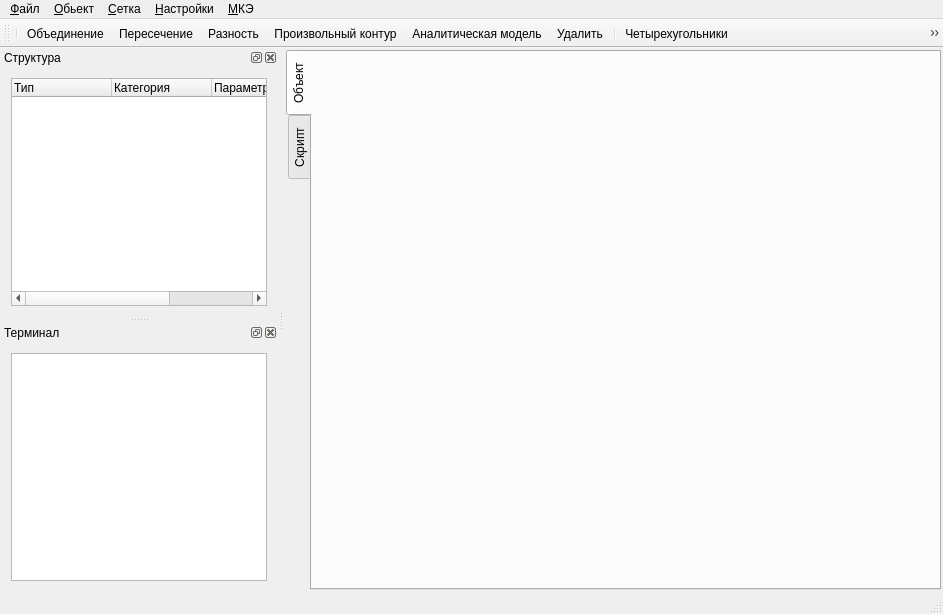
The window that qzcad/mainwindow.ui (qzcad/qzcad-tree) describes before a commit, drawn with Qt 5.
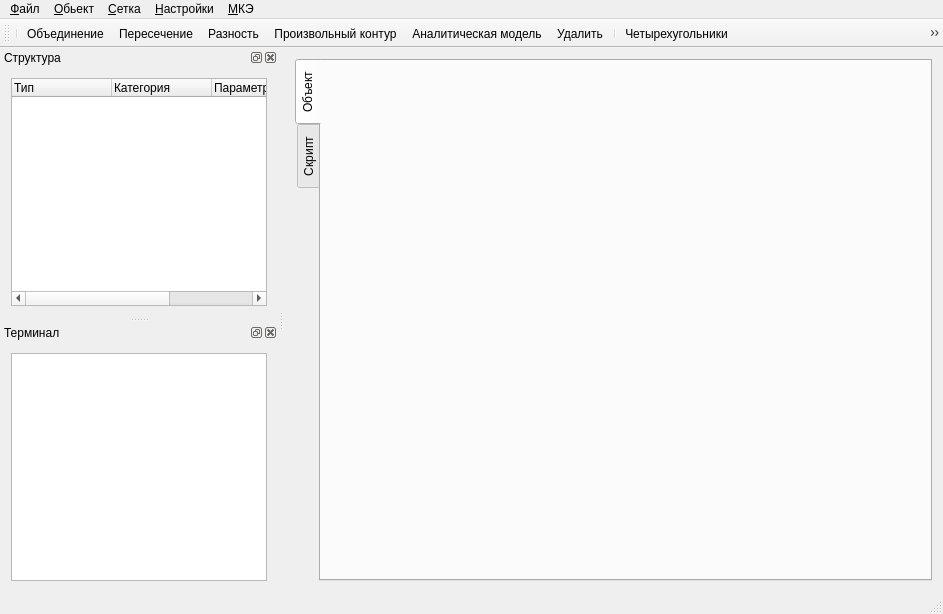
The same window after the commit. Icons and pictures are not drawn. Custom widgets are drawn as their Qt base class.

Commit message: Добавлен редактор скриптов для ввода моделей на главной форме

```diff
--- a/qzcad/mainwindow.ui
+++ b/qzcad/mainwindow.ui
@@ -19,21 +19,6 @@
   </property>
   <widget class="QWidget" name="centralWidget">
    <layout class="QVBoxLayout" name="verticalLayout_3">
-    <property name="spacing">
-     <number>2</number>
-    </property>
-    <property name="leftMargin">
-     <number>2</number>
-    </property>
-    <property name="topMargin">
-     <number>2</number>
-    </property>
-    <property name="rightMargin">
-     <number>2</number>
-    </property>
-    <property name="bottomMargin">
-     <number>2</number>
-    </property>
     <item>
      <widget class="QTabWidget" name="tabWidget">
       <property name="tabPosition">
@@ -47,21 +32,6 @@
         <string>Объект</string>
        </attribute>
        <layout class="QVBoxLayout" name="verticalLayout_4">
-        <property name="spacing">
-         <number>2</number>
-        </property>
-        <property name="leftMargin">
-         <number>2</number>
-        </property>
-        <property name="topMargin">
-         <number>2</number>
-        </property>
-        <property name="rightMargin">
-         <number>2</number>
-        </property>
-        <property name="bottomMargin">
-         <number>2</number>
-        </property>
         <item>
          <widget class="GLControlWidget" name="pictureControl" native="true"/>
         </item>
@@ -553,6 +523,12 @@
     <slot>activateDoubleBufferGL(bool)</slot>
    </slots>
   </customwidget>
+  <customwidget>
+   <class>CodeEditor</class>
+   <extends>QWidget</extends>
+   <header location="global">codeeditor.h</header>
+   <container>1</container>
+  </customwidget>
  </customwidgets>
  <resources>
   <include location="qzresources.qrc"/>
```
Left out of the diff: 11 changed lines with no effect on the pictures. The commit also changes 5 other files.
